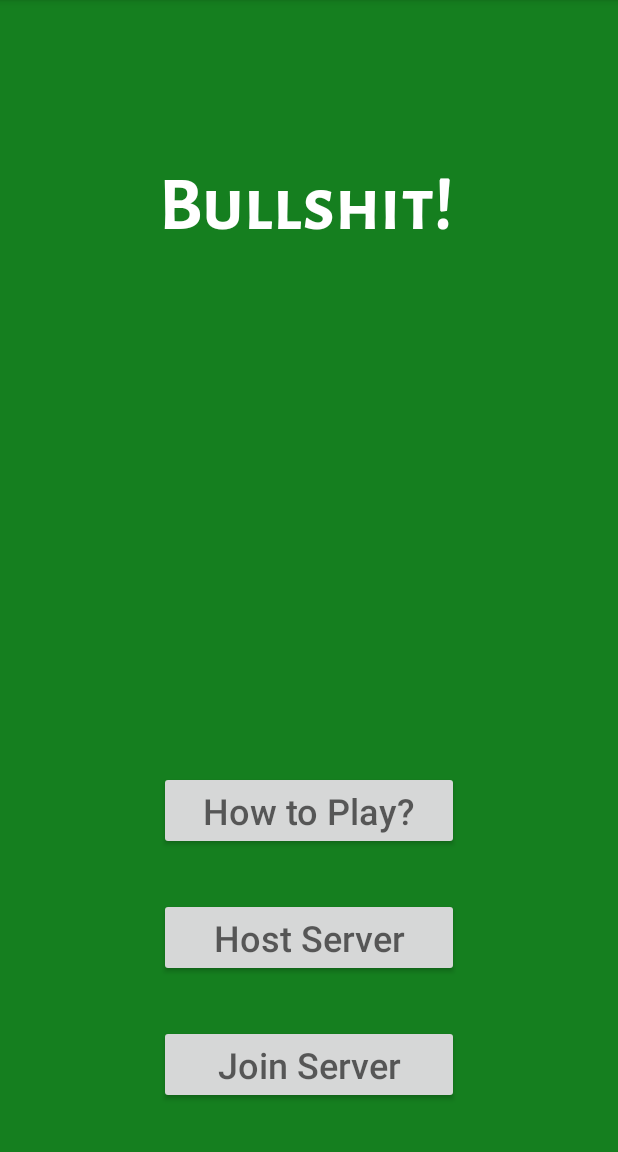
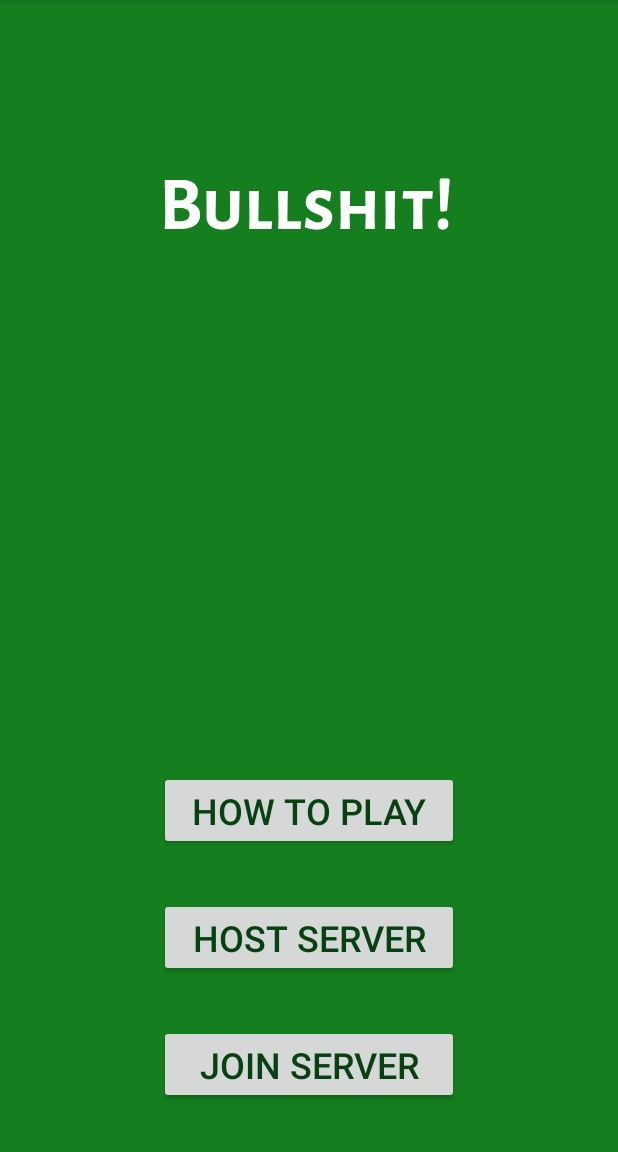
Before and after one commit to mmehta27/BullshitCardGame, an Android app: the screen it shows after launch (MainActivity), on a phone screen of 412 x 824 dp, the part 84-1236 px from its top. Run offline under Robolectric (Android 15) with nearby library versions, the phone set to English and light mode, and no system bars.

Commit message:
Finished simple UI component.

```diff
--- a/app/src/main/AndroidManifest.xml
+++ b/app/src/main/AndroidManifest.xml
@@ -9,9 +9,13 @@
         android:roundIcon="@mipmap/ic_launcher_round"
         android:supportsRtl="true"
         android:theme="@style/AppTheme">
+        <activity android:name=".JoinServer"></activity>
+        <activity android:name=".HostServer" />
+        <activity android:name=".HowToPlay" />
         <activity android:name=".MainActivity">
             <intent-filter>
                 <action android:name="android.intent.action.MAIN" />
+
                 <category android:name="android.intent.category.LAUNCHER" />
             </intent-filter>
         </activity>
--- a/app/src/main/java/com/example/bullshitcardgame/MainActivity.java
+++ b/app/src/main/java/com/example/bullshitcardgame/MainActivity.java
@@ -2,7 +2,11 @@ package com.example.bullshitcardgame;
 
 import androidx.appcompat.app.AppCompatActivity;
 
+import android.content.Intent;
 import android.os.Bundle;
+import android.view.View;
+import android.widget.Button;
+import android.widget.Toast;
 
 public class MainActivity extends AppCompatActivity {
 
@@ -10,5 +14,33 @@ public class MainActivity extends AppCompatActivity {
     protected void onCreate(Bundle savedInstanceState) {
         super.onCreate(savedInstanceState);
         setContentView(R.layout.activity_main);
+
+        //Opens game description layout
+        Button howToPlay = MainActivity.this.findViewById(R.id.description);
+        howToPlay.setOnClickListener(new View.OnClickListener() {
+            @Override
+            public void onClick(View v) {
+                Intent startDescriptionPage = new Intent(MainActivity.this, HowToPlay.class);
+                startActivity(startDescriptionPage);
+            }
+        });
+        //Opens join server layout
+        Button joinServer = MainActivity.this.findViewById(R.id.join_server);
+        joinServer.setOnClickListener(new View.OnClickListener() {
+            @Override
+            public void onClick(View v) {
+                Intent startJoinServerPage = new Intent(MainActivity.this, JoinServer.class);
+                startActivity(startJoinServerPage);
+            }
+        });
+        //Opens host game layout
+        Button hostServer = MainActivity.this.findViewById(R.id.host_server);
+        hostServer.setOnClickListener(new View.OnClickListener() {
+            @Override
+            public void onClick(View v) {
+                Intent startHostServerPage = new Intent(MainActivity.this, HostServer.class);
+                startActivity(startHostServerPage);
+            }
+        });
     }
 }
--- a/app/src/main/res/layout/activity_main.xml
+++ b/app/src/main/res/layout/activity_main.xml
@@ -4,11 +4,11 @@
     xmlns:tools="http://schemas.android.com/tools"
     android:layout_width="match_parent"
     android:layout_height="match_parent"
-    android:background="#157F1F"
+    android:background="@color/backgroundColor"
     tools:context=".MainActivity">
 
     <Button
-        android:id="@+id/button3"
+        android:id="@+id/join_server"
         android:layout_width="200dp"
         android:layout_height="0dp"
         android:layout_marginStart="106dp"
@@ -16,14 +16,15 @@
         android:layout_marginEnd="106dp"
         android:layout_marginRight="106dp"
         android:layout_marginBottom="32dp"
-        android:hint="@string/button_join"
+        android:text="@string/button_join"
+        android:textColor="@color/colorPrimaryDark"
         android:textSize="24sp"
         app:layout_constraintBottom_toBottomOf="parent"
         app:layout_constraintEnd_toEndOf="parent"
         app:layout_constraintStart_toStartOf="parent" />
 
     <Button
-        android:id="@+id/button2"
+        android:id="@+id/host_server"
         android:layout_width="200dp"
         android:layout_height="0dp"
         android:layout_marginStart="106dp"
@@ -31,14 +32,15 @@
         android:layout_marginEnd="106dp"
         android:layout_marginRight="106dp"
         android:layout_marginBottom="32dp"
-        android:hint="@string/button_host"
+        android:text="@string/button_host"
+        android:textColor="@color/colorPrimaryDark"
         android:textSize="24sp"
-        app:layout_constraintBottom_toTopOf="@+id/button3"
+        app:layout_constraintBottom_toTopOf="@+id/join_server"
         app:layout_constraintEnd_toEndOf="parent"
         app:layout_constraintStart_toStartOf="parent" />
 
     <Button
-        android:id="@+id/button1"
+        android:id="@+id/description"
         android:layout_width="200dp"
         android:layout_height="0dp"
         android:layout_marginStart="106dp"
@@ -46,10 +48,10 @@
         android:layout_marginEnd="106dp"
         android:layout_marginRight="106dp"
         android:layout_marginBottom="32dp"
-        android:hint="@string/button_directions"
-        android:textColor="@color/colorAccent"
+        android:text="@string/button_directions"
+        android:textColor="@color/colorPrimaryDark"
         android:textSize="24sp"
-        app:layout_constraintBottom_toTopOf="@+id/button2"
+        app:layout_constraintBottom_toTopOf="@+id/host_server"
         app:layout_constraintEnd_toEndOf="parent"
         app:layout_constraintStart_toStartOf="parent" />
 
@@ -68,7 +70,7 @@
         android:textColor="@color/textColor"
         android:textSize="50sp"
         android:visibility="visible"
-        app:layout_constraintBottom_toTopOf="@+id/button1"
+        app:layout_constraintBottom_toTopOf="@+id/description"
         app:layout_constraintEnd_toEndOf="parent"
         app:layout_constraintHorizontal_bias="0.0"
         app:layout_constraintStart_toStartOf="parent"
--- a/app/src/main/res/values/colors.xml
+++ b/app/src/main/res/values/colors.xml
@@ -4,4 +4,5 @@
     <color name="colorPrimaryDark">#074112</color>
     <color name="colorAccent">#69B578</color>
     <color name="textColor">#FFFFFF</color>
+    <color name = "backgroundColor">#157F1F</color>
 </resources>
--- /dev/null
+++ b/app/src/main/res/values/refs.xml
@@ -0,0 +1,2 @@
+<?xml version="1.0" encoding="utf-8"?>
+<resources></resources>
--- a/app/src/main/res/values/strings.xml
+++ b/app/src/main/res/values/strings.xml
@@ -1,7 +1,10 @@
 <resources>
     <string name="app_name">Bullshit: The Card Game</string>
     <string name="title_message">Bullshit!</string>
-    <string name="button_directions">How to Play?</string>
+    <string name="button_directions">How to Play</string>
     <string name="button_join">Join Server</string>
     <string name="button_host">Host Server</string>
+    <string name="button_home">Home</string>
+    <string name="how_to_play">"The goal of Bullshit is to get rid of your cards first. To accomplish this, the player's will have to bluff about the cards in their hand. The play of the game goes by card number, first ace,  then two's, three's, four's, five's, and until we reach the Kings. During the game, each player will place how many cards they have of that number on their turn. They may lie and put a different card of a different number into the deck on their turn. If you believe that a player was lying, you call Bullshit! before the next player's turn begins. If you are right (the player you accused did lie) then that player gets all the cards in the pile. If you are wrong, then you get all the cards in the pile." </string>
+
 </resources>
```
Also changed, not shown: app/src/main/java/com/example/bullshitcardgame/HostServer.java (added, +14 -0 lines), app/src/main/java/com/example/bullshitcardgame/HowToPlay.java (added, +15 -0 lines), app/src/main/java/com/example/bullshitcardgame/JoinServer.java (added, +14 -0 lines), app/src/main/res/layout/activity_host_server.xml (added, +24 -0 lines), app/src/main/res/layout/activity_how_to_play.xml (added, +40 -0 lines), app/src/main/res/layout/activity_join_server.xml (added, +23 -0 lines).
